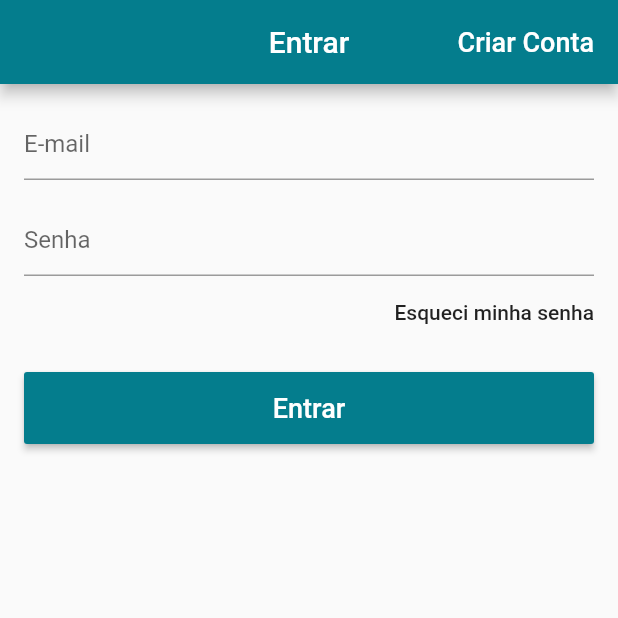
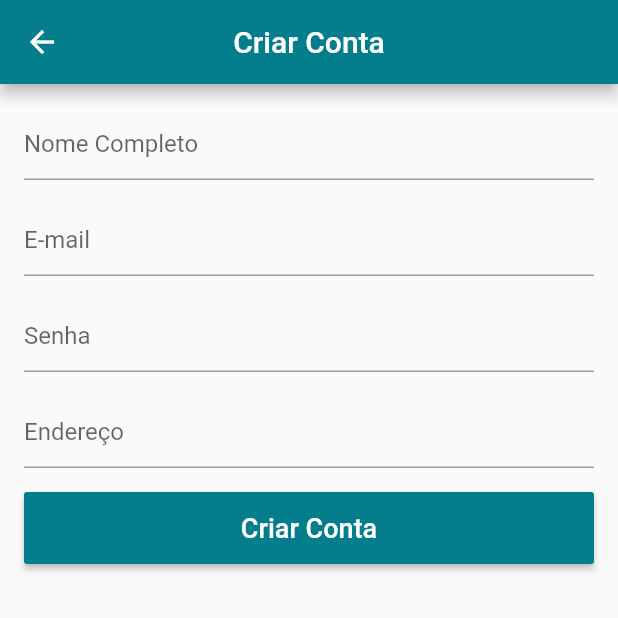
Before and after one commit to AdoniroSalles/appLoja, a Flutter app: the LoginScreen screen opened directly, after a tap on "Criar Conta", on a phone screen of 412 x 824 dp, the top half of it. Run offline on Flutter 3.47's test engine with Material 2 defaults, Android fonts, the phone set to English and light mode, and no system bars; our stand-ins replace carousel_pro, cloud_firestore, transparent_image; accounts and stored records are empty.

```diff
--- a/lib/Screens/login_screen.dart
+++ b/lib/Screens/login_screen.dart
@@ -1,4 +1,5 @@
 import 'package:flutter/material.dart';
+import 'package:loja_virtual/Screens/signup_screen.dart';
 
 class LoginScreen extends StatelessWidget {
 
@@ -14,7 +15,14 @@ class LoginScreen extends StatelessWidget {
           FlatButton(
             child: Text("Criar Conta", style: TextStyle(fontSize: 18.0)),
             textColor: Colors.white,
-            onPressed: () {},
+            onPressed: () {
+              //abre a nova tela, subistituindo a tela anterior
+              Navigator.of(context).pushReplacement(
+                MaterialPageRoute(
+                  builder: (context) => SignUpScreen()
+                )
+              );
+            },
           )
         ],
       ),
--- /dev/null
+++ b/lib/Screens/signup_screen.dart
@@ -0,0 +1,72 @@
+import 'package:flutter/material.dart';
+
+class SignUpScreen extends StatelessWidget {
+
+  final _formKey = GlobalKey<FormState>();
+
+  @override
+  Widget build(BuildContext context) {
+    return Scaffold(
+      appBar: AppBar(
+        title: Text("Criar Conta"),
+        centerTitle: true,
+      ),
+      body: Form(
+        key: _formKey,
+        child: ListView(
+          padding: EdgeInsets.all(16.0),
+          children: <Widget>[
+            TextFormField(
+              decoration: InputDecoration(hintText: "Nome Completo"),
+              validator: (text) {
+                if (text.isEmpty)
+                  return "Nome inválido";
+              },
+            ),
+            SizedBox(height: 16.0,),
+            TextFormField(
+              decoration: InputDecoration(hintText: "E-mail"),
+              keyboardType: TextInputType.emailAddress,
+              validator: (text) {
+                if (text.isEmpty || !text.contains("@"))
+                  return "E-mail inválido";
+              },
+            ),
+            SizedBox(
+              height: 16.0,
+            ),
+            TextFormField(
+              decoration: InputDecoration(hintText: "Senha"),
+              obscureText: true,
+              validator: (text) {
+                if (text.isEmpty || text.length < 6) return "Senha invalida";
+              },
+            ),
+            SizedBox(
+              height: 16.0,
+            ),
+            TextFormField(
+              decoration: InputDecoration(hintText: "Endereço"),
+              validator: (text) {
+                if (text.isEmpty) return "Endereço invalida";
+              },
+            ),
+            SizedBox(height: 16.0,),
+            SizedBox(
+              height: 48.0,
+              child: RaisedButton(
+                child: Text("Criar Conta", style: TextStyle(fontSize: 18.0)),
+                textColor: Colors.white,
+                color: Theme.of(context).primaryColor,
+                onPressed: () {
+                  //aciona a validação
+                  if (_formKey.currentState.validate()) {}
+                },
+              ),
+            )
+          ],
+        ),
+      ),
+    );
+  }
+}
--- a/lib/main.dart
+++ b/lib/main.dart
@@ -26,7 +26,7 @@ class MyApp extends StatelessWidget {
         primaryColor : Color.fromARGB(255, 4, 125, 141) ,// cor da barra, botão
       ),
       debugShowCheckedModeBanner: false,
-      home: LoginScreen(),
+      home: HomeScreen(),
     );
   }
 }
```
Also changed, not shown: lib/widgets/custom_drawer.dart (+8 -1 lines).
